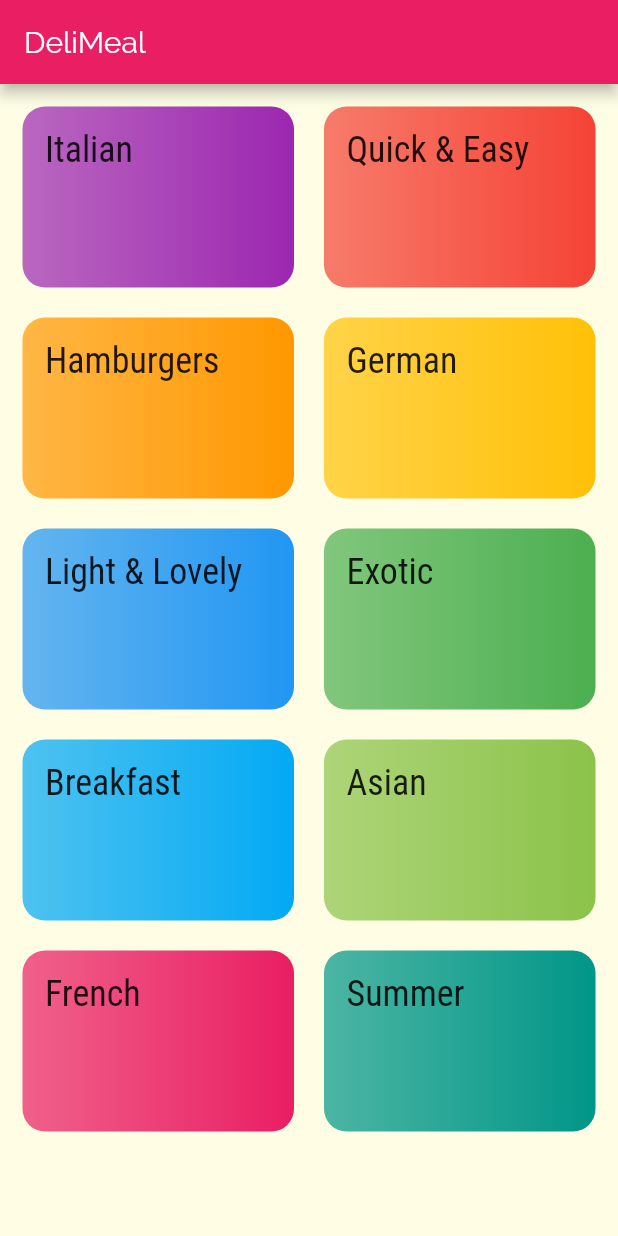
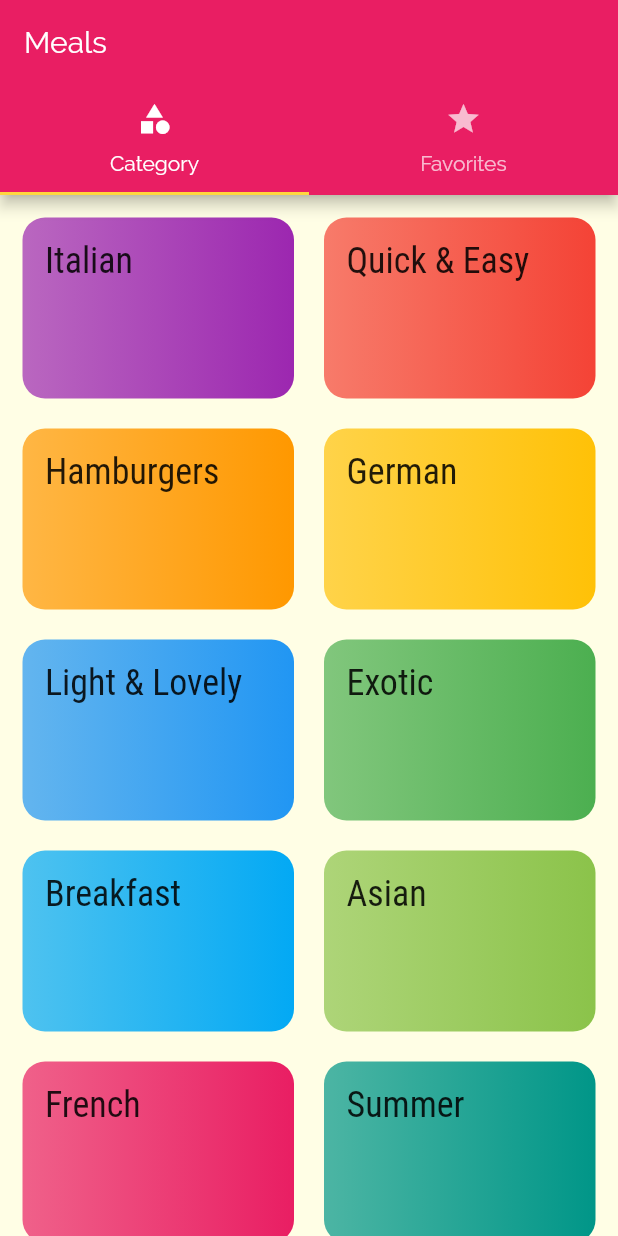
Before and after one commit to VanHungLe0611/FoodApp, a Flutter app: the screen it shows after launch, on a phone screen of 412 x 824 dp. Run offline on Flutter 3.47's test engine with Material 2 defaults, Android fonts, the phone set to English and light mode, and no system bars.

Commit message:
add tab bar

```diff
--- a/lib/category_meals_screen.dart
+++ /dev/null
@@ -1 +0,0 @@
-// TODO Implement this library.
--- a/lib/main.dart
+++ b/lib/main.dart
@@ -1,5 +1,7 @@
 import 'package:FoodApp/screens/categories_screen.dart';
 import 'package:FoodApp/screens/category_meals_screen.dart';
+import 'package:FoodApp/screens/meal_detail_screen.dart';
+import 'package:FoodApp/screens/tabs_screen.dart';
 import 'package:flutter/material.dart';
 
 void main() {
@@ -25,12 +27,19 @@ class MyApp extends StatelessWidget {
                 fontFamily: 'RobotoCondensed',
               ))),
       // home: CategoriesScreen(),
-      initialRoute: '/',
-
+      initialRoute: 'mainScreen',
       routes: {
-        '/': (context) => CategoriesScreen(),
+        'mainScreen': (context) => TabsScreen(),
         CategoryMealsScreen.routeName: (context) => CategoryMealsScreen(),
+        MealDetailScreen.routeName : (context) => MealDetailScreen(),
       },
+      onGenerateRoute: (settings){
+        print(settings.arguments);
+        return MaterialPageRoute(builder: (context) => CategoriesScreen(),);
+      },
+      onUnknownRoute: (settings){
+        return MaterialPageRoute(builder: (context) => CategoriesScreen());
+      } ,
     );
   }
 }
--- a/lib/screens/categories_screen.dart
+++ b/lib/screens/categories_screen.dart
@@ -5,11 +5,7 @@ import 'package:flutter/material.dart';
 class CategoriesScreen extends StatelessWidget {
   @override
   Widget build(BuildContext context) {
-    return Scaffold(
-      appBar: AppBar(
-        title: const Text('DeliMeal'),
-      ),
-      body: GridView(
+    return GridView(
         padding: EdgeInsets.all(15),
         children: DUMMY_CATEGORIES
             .map(
@@ -26,7 +22,6 @@ class CategoriesScreen extends StatelessWidget {
           crossAxisSpacing: 20,
           mainAxisSpacing: 20,
         ),
-      ),
-    );
+      );
   }
 }
--- /dev/null
+++ b/lib/screens/tabs_screen.dart
@@ -0,0 +1,33 @@
+import 'package:FoodApp/screens/categories_screen.dart';
+import 'package:FoodApp/screens/favorites_screen.dart';
+import 'package:flutter/material.dart';
+
+class TabsScreen extends StatefulWidget {
+  @override
+  _TabsScreenState createState() => _TabsScreenState();
+}
+
+class _TabsScreenState extends State<TabsScreen> {
+  @override
+  Widget build(BuildContext context) {
+    return DefaultTabController(
+        length: 2,
+        child: Scaffold(
+          appBar: AppBar(
+            title: Text("Meals"),
+            bottom: TabBar(tabs: <Widget>[
+              Tab(
+                icon: Icon(Icons.category),
+                text: 'Category',
+              ),
+              Tab(
+                icon: Icon(Icons.star),
+                text: 'Favorites',
+              ),
+            ]),
+          ),
+          body: TabBarView(
+              children: <Widget>[CategoriesScreen(), FavoritesScreen()]),
+        ));
+  }
+}
```
Also changed, not shown: lib/screens/category_meals_screen.dart (+9 -2 lines), lib/screens/favorites_screen.dart (added, +10 -0 lines), lib/screens/meal_detail_screen.dart (added, +83 -0 lines), lib/widgets/meal_item.dart (+114 -3 lines).
